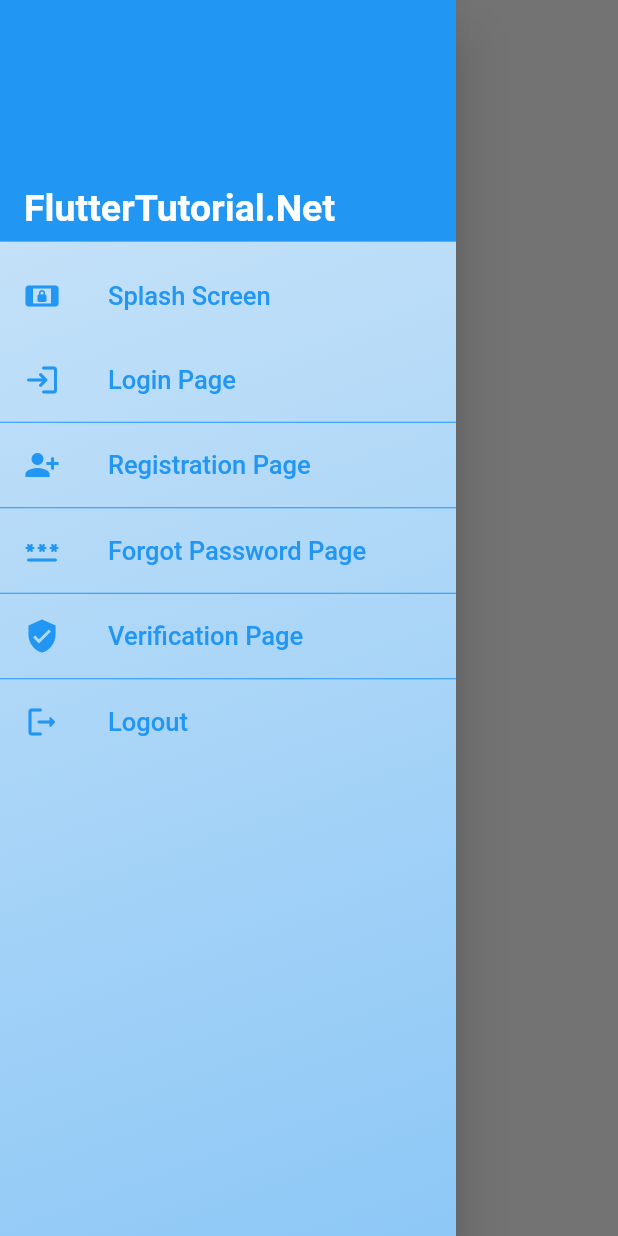
After one commit to SEM6-Mini-Project/app, a Flutter app: the AppDrawer screen opened directly, with the side drawer open, on a phone screen of 412 x 824 dp. The commit adds this screen. Run offline on Flutter 3.47's test engine with Material 2 defaults, Android fonts, the phone set to English and light mode, and no system bars; our stand-ins replace firebase_auth, firebase_core, hexcolor; accounts and stored records are empty.

Commit message:
made navigation changes in dashboard  and corrected the color of app drawer icon

```diff
--- a/lib/screens/dashboard.dart
+++ b/lib/screens/dashboard.dart
@@ -1,4 +1,5 @@
 import 'package:firebase_auth/firebase_auth.dart';
+import 'package:prediction/screens/prediction.dart';
 import 'package:prediction/screens/reset_password.dart';
 import 'package:prediction/screens/sign_in_screen.dart';
 import 'package:flutter/material.dart';
@@ -23,7 +24,7 @@ class Dashboard extends StatelessWidget {
           //   ),
           //   onPressed: () => Navigator.pop(context),
           // ),
-          backgroundColor: Colors.black,
+          backgroundColor: Colors.purple.shade400,
           title: Text(
             'Dashboard',
             style: TextStyle(color: Colors.white),
@@ -62,7 +63,7 @@ class Dashboard extends StatelessWidget {
                   child: Container(
                     alignment: Alignment.bottomLeft,
                     child: Text(
-                      "FlutterTutorial.Net",
+                      "Welcome",
                       style: TextStyle(
                           fontSize: 25,
                           color: Colors.white,
@@ -216,7 +217,7 @@ class Dashboard extends StatelessWidget {
             children: [
               ElevatedButton(
                 onPressed: () {
-                  // Code for Predict button action
+                  MaterialPageRoute(builder: (context) => PredictionPage());
                 },
                 child: Text('Predict'),
                 style: ElevatedButton.styleFrom(
--- /dev/null
+++ b/lib/screens/widgets/app_drawer.dart
@@ -0,0 +1,187 @@
+import 'package:flutter/material.dart';
+import 'package:firebase_auth/firebase_auth.dart';
+import 'package:prediction/screens/reset_password.dart';
+import 'package:prediction/screens/sign_in_screen.dart';
+import 'package:flutter/material.dart';
+import 'package:flutter/services.dart';
+import 'package:flutter/cupertino.dart';
+import 'package:prediction/screens/splash.dart';
+import 'package:prediction/screens/loginpage.dart';
+
+class AppDrawer extends StatelessWidget {
+  double _drawerIconSize = 24;
+  double _drawerFontSize = 17;
+  @override
+  Widget build(BuildContext context) {
+    return Scaffold(
+      drawer: Drawer(
+        child: Container(
+          decoration: BoxDecoration(
+              gradient: LinearGradient(
+                  begin: Alignment.topLeft,
+                  end: Alignment.bottomRight,
+                  stops: [
+                0.0,
+                1.0
+              ],
+                  colors: [
+                Theme.of(context).primaryColor.withOpacity(0.2),
+                Theme.of(context).accentColor.withOpacity(0.5),
+              ])),
+          child: ListView(
+            children: [
+              DrawerHeader(
+                decoration: BoxDecoration(
+                  color: Theme.of(context).primaryColor,
+                  gradient: LinearGradient(
+                    begin: Alignment.topLeft,
+                    end: Alignment.bottomRight,
+                    stops: [0.0, 1.0],
+                    colors: [
+                      Theme.of(context).primaryColor,
+                      Theme.of(context).accentColor,
+                    ],
+                  ),
+                ),
+                child: Container(
+                  alignment: Alignment.bottomLeft,
+                  child: Text(
+                    "FlutterTutorial.Net",
+                    style: TextStyle(
+                        fontSize: 25,
+                        color: Colors.white,
+                        fontWeight: FontWeight.bold),
+                  ),
+                ),
+              ),
+              ListTile(
+                leading: Icon(
+                  Icons.screen_lock_landscape_rounded,
+                  size: _drawerIconSize,
+                  color: Theme.of(context).accentColor,
+                ),
+                title: Text(
+                  'Splash Screen',
+                  style: TextStyle(
+                      fontSize: 17, color: Theme.of(context).accentColor),
+                ),
+                onTap: () {
+                  Navigator.push(
+                      context,
+                      MaterialPageRoute(
+                          builder: (context) => SplashScreen(
+                                title: 'Company Bankruptcy',
+                              )));
+                },
+              ),
+              ListTile(
+                leading: Icon(Icons.login_rounded,
+                    size: _drawerIconSize,
+                    color: Theme.of(context).accentColor),
+                title: Text(
+                  'Login Page',
+                  style: TextStyle(
+                      fontSize: _drawerFontSize,
+                      color: Theme.of(context).accentColor),
+                ),
+                onTap: () {
+                  Navigator.push(
+                    context,
+                    MaterialPageRoute(builder: (context) => SignInScreen()),
+                  );
+                },
+              ),
+              Divider(
+                color: Theme.of(context).primaryColor,
+                height: 1,
+              ),
+              ListTile(
+                leading: Icon(Icons.person_add_alt_1,
+                    size: _drawerIconSize,
+                    color: Theme.of(context).accentColor),
+                title: Text(
+                  'Registration Page',
+                  style: TextStyle(
+                      fontSize: _drawerFontSize,
+                      color: Theme.of(context).accentColor),
+                ),
+                onTap: () {
+                  Navigator.push(
+                    context,
+                    MaterialPageRoute(builder: (context) => SignInScreen()),
+                  );
+                },
+              ),
+              Divider(
+                color: Theme.of(context).primaryColor,
+                height: 1,
+              ),
+              ListTile(
+                leading: Icon(
+                  Icons.password_rounded,
+                  size: _drawerIconSize,
+                  color: Theme.of(context).accentColor,
+                ),
+                title: Text(
+                  'Forgot Password Page',
+                  style: TextStyle(
+                      fontSize: _drawerFontSize,
+                      color: Theme.of(context).accentColor),
+                ),
+                onTap: () {
+                  Navigator.push(
+                    context,
+                    MaterialPageRoute(builder: (context) => ResetPassword()),
+                  );
+                },
+              ),
+              Divider(
+                color: Theme.of(context).primaryColor,
+                height: 1,
+              ),
+              ListTile(
+                leading: Icon(
+                  Icons.verified_user_sharp,
+                  size: _drawerIconSize,
+                  color: Theme.of(context).accentColor,
+                ),
+                title: Text(
+                  'Verification Page',
+                  style: TextStyle(
+                      fontSize: _drawerFontSize,
+                      color: Theme.of(context).accentColor),
+                ),
+                onTap: () {
+                  Navigator.push(
+                    context,
+                    MaterialPageRoute(builder: (context) => ResetPassword()),
+                  );
+                },
+              ),
+              Divider(
+                color: Theme.of(context).primaryColor,
+                height: 1,
+              ),
+              ListTile(
+                leading: Icon(
+                  Icons.logout_rounded,
+                  size: _drawerIconSize,
+                  color: Theme.of(context).accentColor,
+                ),
+                title: Text(
+                  'Logout',
+                  style: TextStyle(
+                      fontSize: _drawerFontSize,
+                      color: Theme.of(context).accentColor),
+                ),
+                onTap: () {
+                  SystemNavigator.pop();
+                },
+              ),
+            ],
+          ),
+        ),
+      ),
+    );
+  }
+}
```
